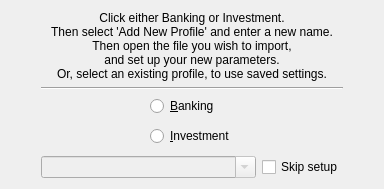
Old version of the form kmymoney/plugins/csvimport/introwizardpage.ui in the repository KDE/kmymoney.
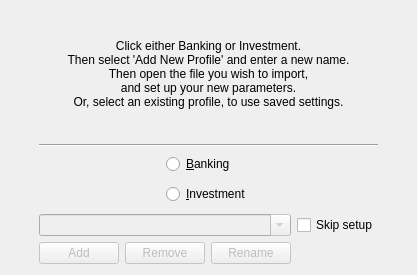
New version of the form.

```diff
--- a/kmymoney/plugins/csvimport/introwizardpage.ui
+++ b/kmymoney/plugins/csvimport/introwizardpage.ui
@@ -2,6 +2,14 @@
 <ui version="4.0">
  <class>IntroPage</class>
  <widget class="QWidget" name="IntroPage">
+  <property name="geometry">
+   <rect>
+    <x>0</x>
+    <y>0</y>
+    <width>417</width>
+    <height>275</height>
+   </rect>
+  </property>
   <property name="sizePolicy">
    <sizepolicy hsizetype="Expanding" vsizetype="Expanding">
     <horstretch>0</horstretch>
@@ -124,8 +132,82 @@
       </layout>
      </item>
      <item>
-      <layout class="QHBoxLayout" name="horizontalLayout_combo" stretch="100,5">
-       <item>
+      <layout class="QGridLayout" name="gridLayout">
+       <item row="2" column="0">
+        <widget class="QPushButton" name="buttonAdd">
+         <property name="enabled">
+          <bool>false</bool>
+         </property>
+         <property name="sizePolicy">
+          <sizepolicy hsizetype="Preferred" vsizetype="Preferred">
+           <horstretch>0</horstretch>
+           <verstretch>0</verstretch>
+          </sizepolicy>
+         </property>
+         <property name="toolTip">
+          <string>After entering new profile name, press this button to add it.</string>
+         </property>
+         <property name="text">
+          <string>Add</string>
+         </property>
+        </widget>
+       </item>
+       <item row="1" column="3">
+        <widget class="QCheckBox" name="checkBoxSkipSetup">
+         <property name="sizePolicy">
+          <sizepolicy hsizetype="Preferred" vsizetype="Preferred">
+           <horstretch>0</horstretch>
+           <verstretch>0</verstretch>
+          </sizepolicy>
+         </property>
+         <property name="toolTip">
+          <string>Select to bypass profile setup.
+Only useful if a profile has already been setup.</string>
+         </property>
+         <property name="text">
+          <string>Skip setup</string>
+         </property>
+        </widget>
+       </item>
+       <item row="2" column="1">
+        <widget class="QPushButton" name="buttonRemove">
+         <property name="enabled">
+          <bool>false</bool>
+         </property>
+         <property name="sizePolicy">
+          <sizepolicy hsizetype="Preferred" vsizetype="Preferred">
+           <horstretch>0</horstretch>
+           <verstretch>0</verstretch>
+          </sizepolicy>
+         </property>
+         <property name="toolTip">
+          <string>Press this button to remove selected profile.</string>
+         </property>
+         <property name="text">
+          <string>Remove</string>
+         </property>
+        </widget>
+       </item>
+       <item row="2" column="2">
+        <widget class="QPushButton" name="buttonRename">
+         <property name="enabled">
+          <bool>false</bool>
+         </property>
+         <property name="sizePolicy">
+          <sizepolicy hsizetype="Preferred" vsizetype="Preferred">
+           <horstretch>0</horstretch>
+           <verstretch>0</verstretch>
+          </sizepolicy>
+         </property>
+         <property name="toolTip">
+          <string>Press this button after renaming your profile.</string>
+         </property>
+         <property name="text">
+          <string>Rename</string>
+         </property>
+        </widget>
+       </item>
+       <item row="1" column="0" colspan="3">
         <widget class="QComboBox" name="combobox_source">
          <property name="enabled">
           <bool>false</bool>
@@ -147,22 +229,8 @@
          <property name="currentIndex">
           <number>-1</number>
          </property>
-        </widget>
-       </item>
-       <item>
-        <widget class="QCheckBox" name="checkBoxSkipSetup">
-         <property name="sizePolicy">
-          <sizepolicy hsizetype="Preferred" vsizetype="Preferred">
-           <horstretch>0</horstretch>
-           <verstretch>0</verstretch>
-          </sizepolicy>
-         </property>
-         <property name="toolTip">
-          <string>Select to bypass profile setup.
-Only useful if a profile has already been setup.</string>
-         </property>
-         <property name="text">
-          <string>Skip setup</string>
+         <property name="insertPolicy">
+          <enum>QComboBox::InsertAtCurrent</enum>
          </property>
         </widget>
        </item>
```
Left out of the diff: 4 changed lines with no effect on the pictures.
